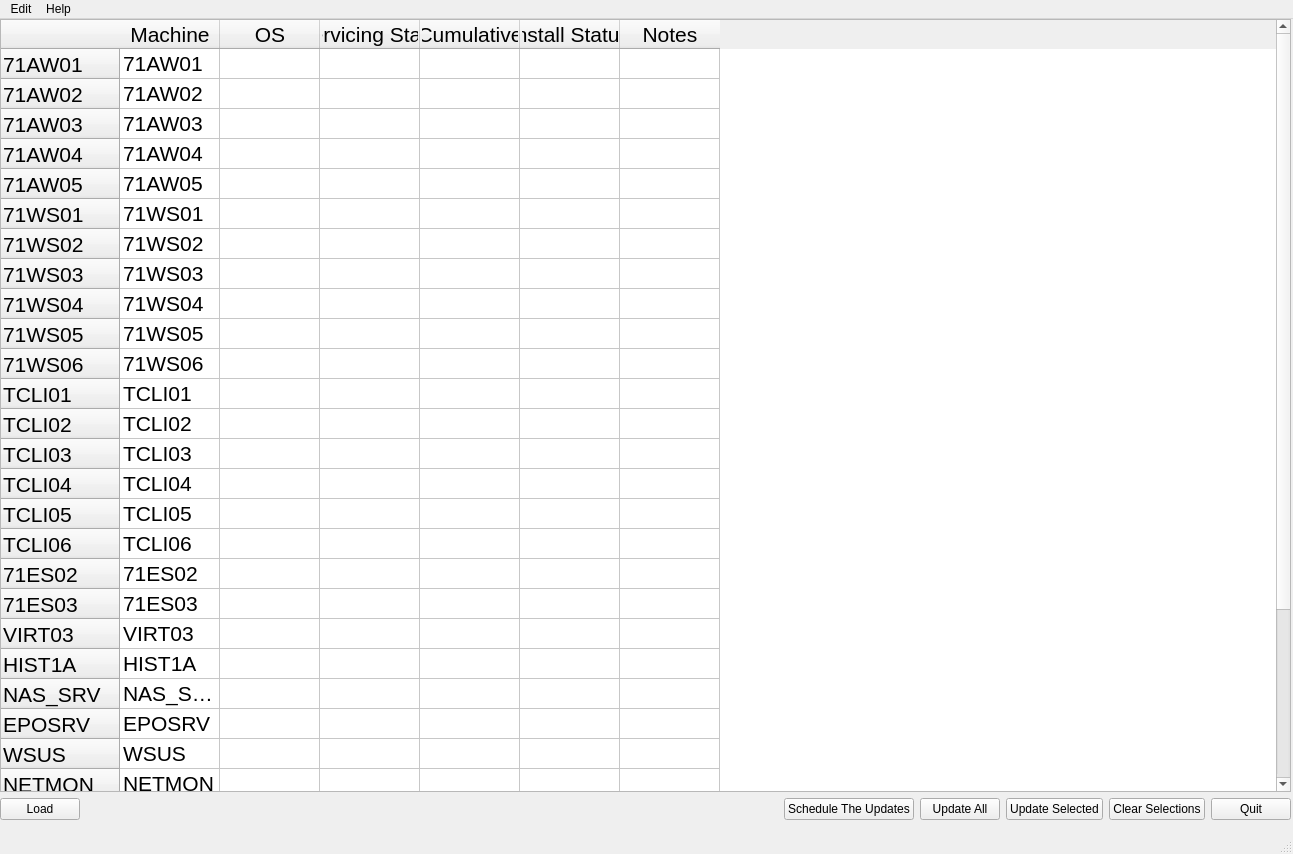
First picture: the form in WindowsSecurityUpdateMainWindow.ui, repository bassogio/WindowsSecurityUpdateGUI, before the edit.
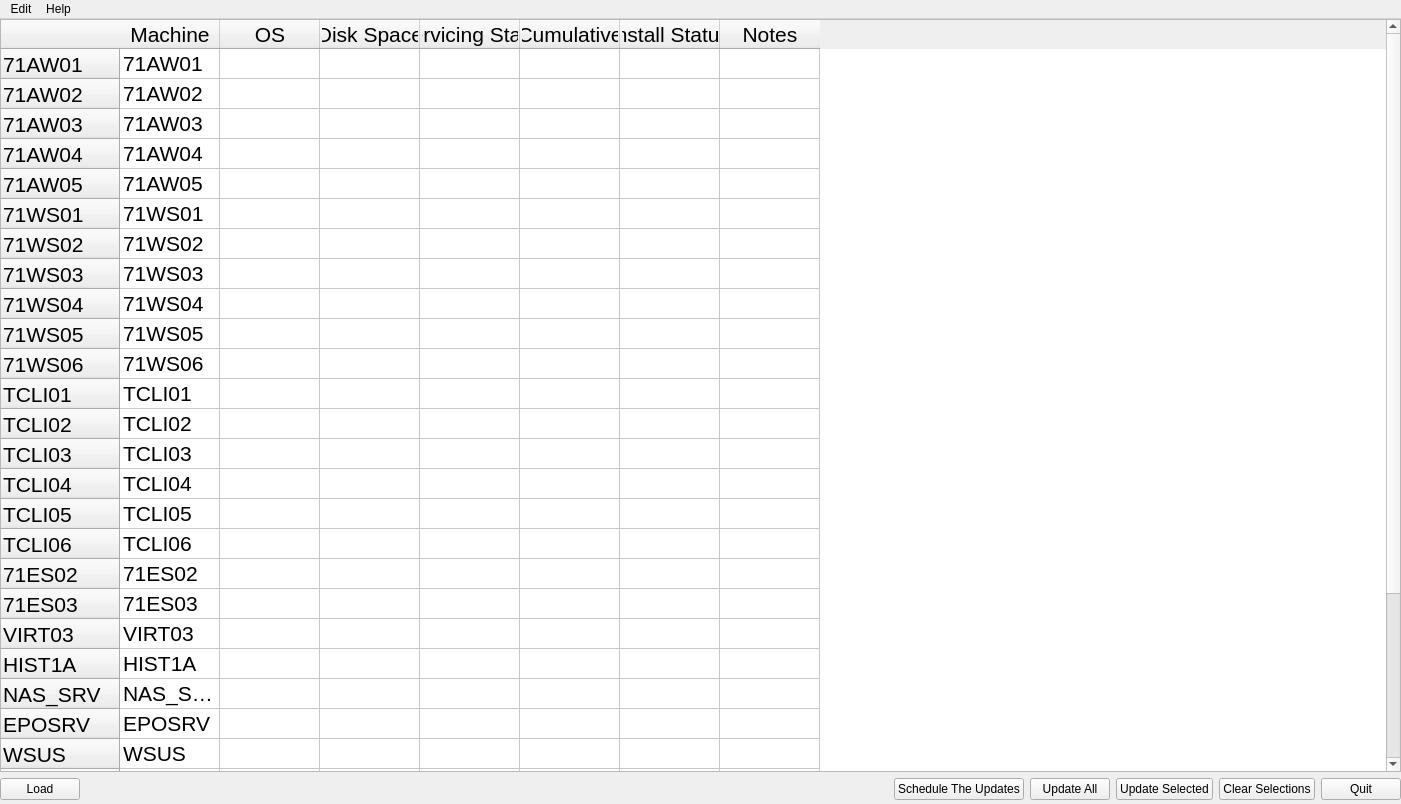
Second picture: the form after the edit.

Patch:
```diff
--- a/WindowsSecurityUpdateMainWindow.ui
+++ b/WindowsSecurityUpdateMainWindow.ui
@@ -6,8 +6,8 @@
    <rect>
     <x>0</x>
     <y>0</y>
-    <width>1293</width>
-    <height>854</height>
+    <width>1401</width>
+    <height>804</height>
    </rect>
   </property>
   <property name="windowTitle">
@@ -19,8 +19,8 @@
      <rect>
       <x>0</x>
       <y>0</y>
-      <width>1291</width>
-      <height>801</height>
+      <width>1401</width>
+      <height>781</height>
      </rect>
     </property>
     <layout class="QGridLayout" name="gridLayout">
@@ -244,6 +244,11 @@
          <string>OS</string>
         </property>
        </column>
+       <column>
+        <property name="text">
+         <string>Disk Space</string>
+        </property>
+       </column>
        <column>
         <property name="text">
          <string>Servicing Stack</string>
@@ -457,7 +462,7 @@
     <rect>
      <x>0</x>
      <y>0</y>
-     <width>1293</width>
+     <width>1401</width>
      <height>22</height>
     </rect>
    </property>
@@ -478,7 +483,6 @@
    <addaction name="menuEdit_Table"/>
    <addaction name="menuHelp"/>
   </widget>
-  <widget class="QStatusBar" name="statusbar"/>
   <action name="actionEdit_Table">
    <property name="text">
     <string>Edit Table</string>
```
Left out of the diff: 56 changed lines with no effect on the pictures.
